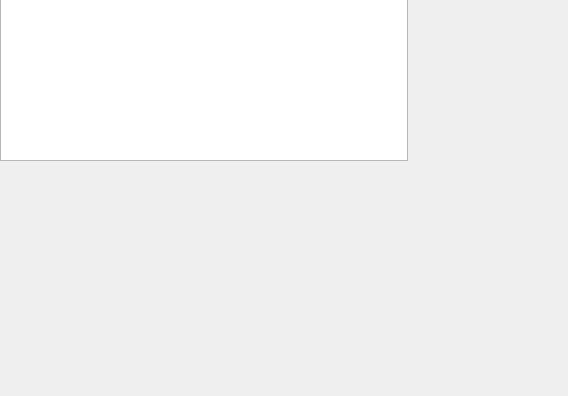
Before: the Qt Designer form bmicro/gui/extraction/extraction_view.ui in BrillouinMicroscopy/BMicro, drawn with Qt 5; both pictures show x 0 to 568 and y 219 to 615 of the 914 by 615 pixel window.
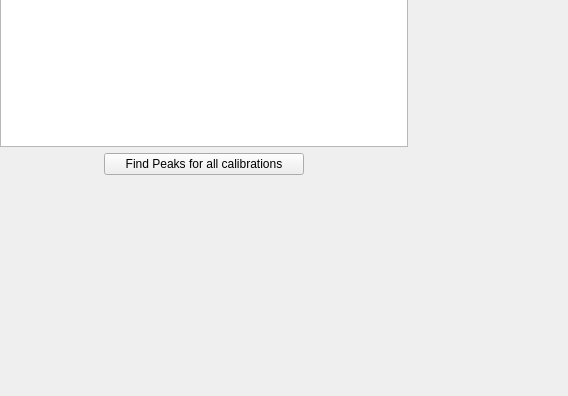
After: the same form once the commit is applied.

Commit message: Allow finding peaks in extraction view for all calibrations

```diff
--- a/bmicro/gui/extraction/extraction_view.ui
+++ b/bmicro/gui/extraction/extraction_view.ui
@@ -228,6 +228,49 @@
          </layout>
         </widget>
        </item>
+       <item>
+        <layout class="QHBoxLayout" name="horizontalLayout_4">
+         <item>
+          <spacer name="horizontalSpacer">
+           <property name="orientation">
+            <enum>Qt::Horizontal</enum>
+           </property>
+           <property name="sizeHint" stdset="0">
+            <size>
+             <width>40</width>
+             <height>20</height>
+            </size>
+           </property>
+          </spacer>
+         </item>
+         <item>
+          <widget class="QPushButton" name="button_find_points_all">
+           <property name="minimumSize">
+            <size>
+             <width>200</width>
+             <height>0</height>
+            </size>
+           </property>
+           <property name="text">
+            <string>Find Peaks for all calibrations</string>
+           </property>
+          </widget>
+         </item>
+         <item>
+          <spacer name="horizontalSpacer_2">
+           <property name="orientation">
+            <enum>Qt::Horizontal</enum>
+           </property>
+           <property name="sizeHint" stdset="0">
+            <size>
+             <width>40</width>
+             <height>20</height>
+            </size>
+           </property>
+          </spacer>
+         </item>
+        </layout>
+       </item>
        <item>
         <spacer name="verticalSpacer">
          <property name="orientation">
```
The commit also changes 1 other file.
